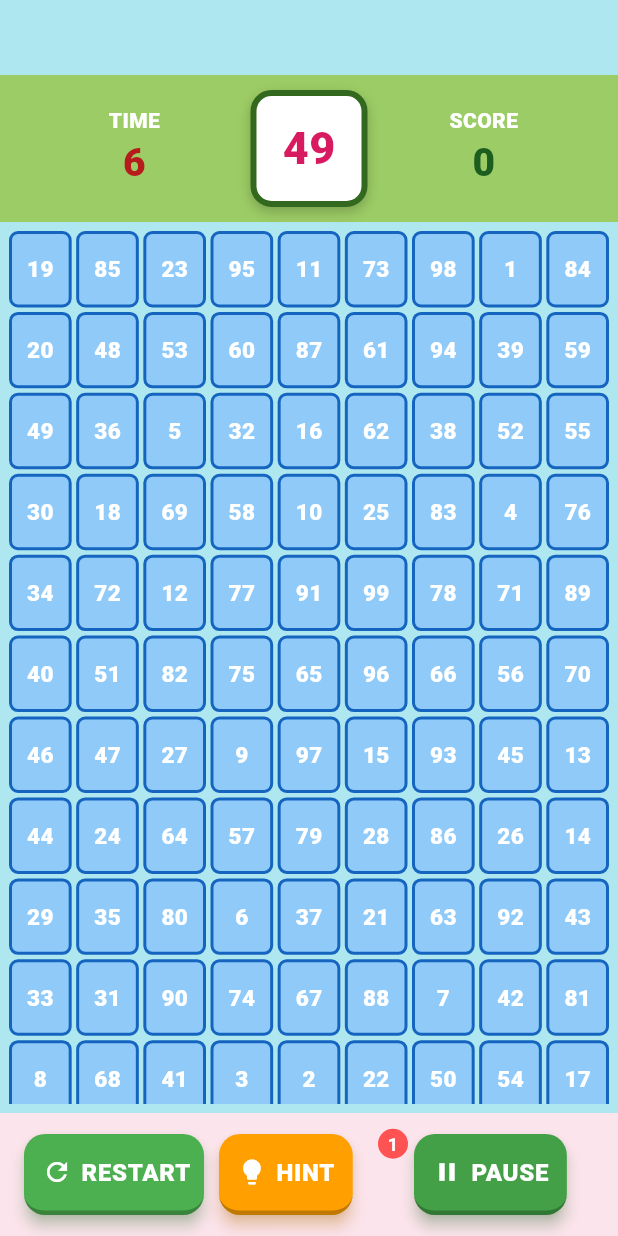
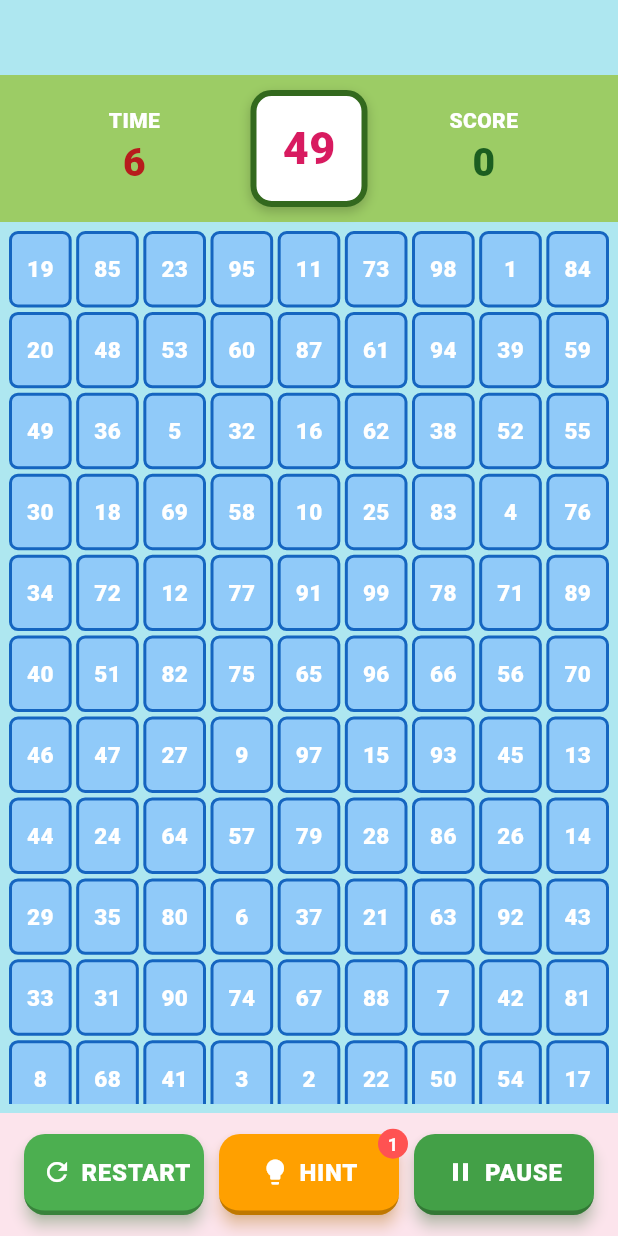
Before and after one commit to nttqn/number99-app, a Flutter app: the GameScreen screen opened directly, item 2 of the bottom bar chosen, after a tap on "HINT", on a phone screen of 412 x 824 dp. Run offline on Flutter 3.47's test engine with Material 3 defaults, Android fonts, the phone set to English and light mode, and no system bars; drawn by our look-alikes of google_mobile_ads; our stand-ins replace shared_preferences; accounts and stored records are empty; network calls fail.

Commit message:
Center bottom-bar buttons, clean up found cells, add hint penalty
- PillButton content wasn't centered within its full button width
  (Container had no alignment set, so icon+label sat left-aligned once
  Expanded stretched the button) — fixes the crooked RESTART/HINT/PAUSE
  row reported from a real-device screenshot.
- Found cells showed their number in low-contrast white70-on-pale-grey,
  which read as blank/empty on a real screen — replaced with a plain
  checkmark so a found cell is unambiguous instead of looking like a
  rendering glitch.
- Using HINT now costs 10 points immediately (floored at 0) and zeroes
  out the score for that round's catch, instead of being free.

Co-Authored-By: Claude Sonnet 5 <noreply@anthropic.com>

```diff
--- a/lib/screens/game_screen.dart
+++ b/lib/screens/game_screen.dart
@@ -13,6 +13,7 @@ const int _gridRows = 11;
 const int _totalNumbers = _gridCols * _gridRows; // 99
 const double _roundSeconds = 10.0;
 const int _maxHints = 3;
+const int _hintPenalty = 10;
 
 class GameScreen extends StatefulWidget {
   const GameScreen({super.key});
@@ -31,6 +32,7 @@ class _GameScreenState extends State<GameScreen> {
   Timer? _timer;
   bool _paused = false;
   bool _roundLocked = false;
+  bool _hintUsedThisRound = false;
   bool _gameOver = false;
   bool _won = false;
   int? _hintIndex;
@@ -79,6 +81,7 @@ class _GameScreenState extends State<GameScreen> {
     _target = remaining.first;
     _timeLeft = _roundSeconds;
     _roundLocked = false;
+    _hintUsedThisRound = false;
     _hintIndex = null;
     _timer?.cancel();
     _timer = Timer.periodic(const Duration(milliseconds: 100), _tick);
@@ -103,7 +106,7 @@ class _GameScreenState extends State<GameScreen> {
 
     if (value == _target) {
       _timer?.cancel();
-      final gained = (10 + (_timeLeft / _roundSeconds * 90)).round();
+      final gained = _hintUsedThisRound ? 0 : (10 + (_timeLeft / _roundSeconds * 90)).round();
       setState(() {
         _score += gained;
         _found.add(value);
@@ -130,6 +133,8 @@ class _GameScreenState extends State<GameScreen> {
     setState(() {
       _hintsLeft -= 1;
       _hintIndex = idx;
+      _hintUsedThisRound = true;
+      _score = max(0, _score - _hintPenalty);
     });
     Future.delayed(const Duration(milliseconds: 1000), () {
       if (!mounted) return;
@@ -347,8 +352,8 @@ class _NumberCell extends StatelessWidget {
     Color bg = const Color(0xFF90CAF9);
     Color border = const Color(0xFF1565C0);
     if (found) {
-      bg = const Color(0xFFCFD8DC);
-      border = const Color(0xFF90A4AE);
+      bg = const Color(0xFFE0E6E8);
+      border = const Color(0xFFE0E6E8);
     } else if (wrongFlash) {
       bg = const Color(0xFFEF5350);
       border = const Color(0xFFB71C1C);
@@ -369,14 +374,16 @@ class _NumberCell extends StatelessWidget {
           border: Border.all(color: border, width: 2),
         ),
         alignment: Alignment.center,
-        child: Text(
-          '$value',
-          style: TextStyle(
-            fontWeight: FontWeight.w800,
-            fontSize: 15,
-            color: found ? Colors.white70 : Colors.white,
-          ),
-        ),
+        child: found
+            ? const Icon(Icons.check, size: 16, color: Color(0xFFB0BEC5))
+            : Text(
+                '$value',
+                style: const TextStyle(
+                  fontWeight: FontWeight.w800,
+                  fontSize: 15,
+                  color: Colors.white,
+                ),
+              ),
       ),
     );
   }
--- a/lib/widgets/pill_button.dart
+++ b/lib/widgets/pill_button.dart
@@ -35,6 +35,7 @@ class PillButton extends StatelessWidget {
             onTap: onPressed,
             child: Container(
               padding: const EdgeInsets.symmetric(vertical: 14, horizontal: 12),
+              alignment: Alignment.center,
               decoration: BoxDecoration(
                 borderRadius: BorderRadius.circular(14),
                 border: Border(
```
